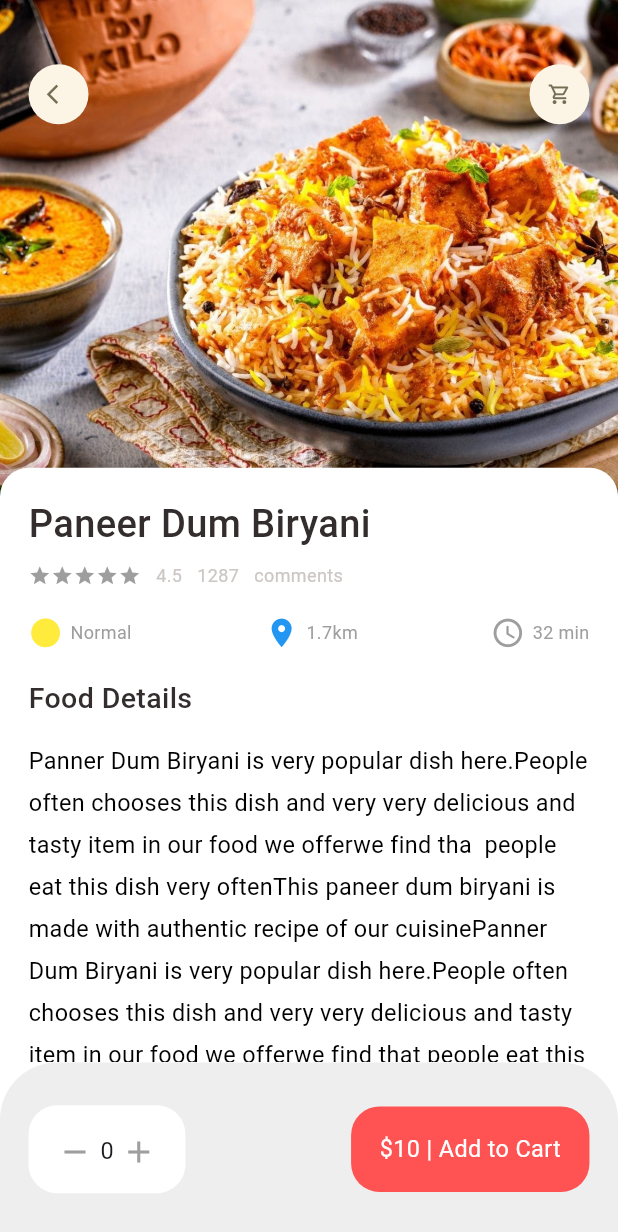
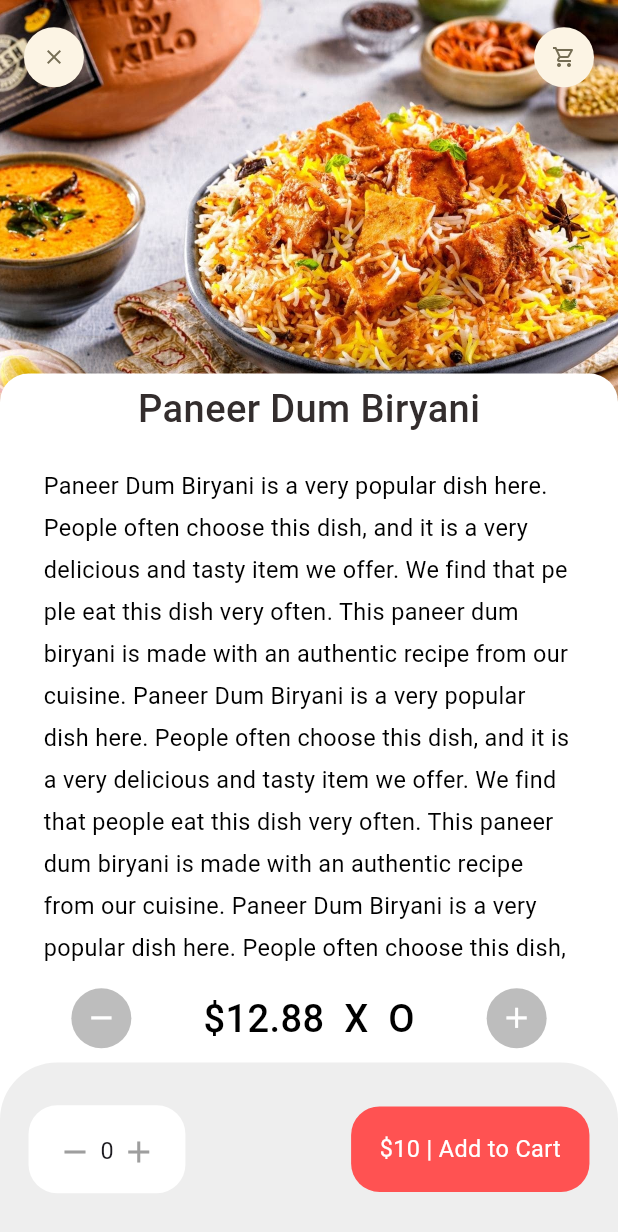
Before and after one commit to prashantmanna/flutter_food_delivery_app, a Flutter app: the screen it shows after launch, after a tap on "Show more", on a phone screen of 412 x 824 dp. Shown: the top 1232 px of the screen. Run offline on Flutter 3.47's test engine with Material 3 defaults, Android fonts, the phone set to English and light mode, and no system bars; our stand-ins replace dots_indicator, get.

Commit message:
first commit

```diff
--- /dev/null
+++ b/lib/home/recommended_food_details.dart
@@ -0,0 +1,218 @@
+import 'package:flutter/material.dart';
+import 'package:flutter_food_delivery_app/utils/Dimension.dart';
+import 'package:flutter_food_delivery_app/widgets/app_icon.dart';
+import 'package:flutter_food_delivery_app/widgets/bigText.dart';
+import 'package:flutter_food_delivery_app/widgets/expandableText.dart';
+
+import '../widgets/small_text.dart';
+
+class RecommendedFoodDetails extends StatelessWidget {
+  const RecommendedFoodDetails({super.key});
+
+  @override
+  Widget build(BuildContext context) {
+    print(MediaQuery.of(context).size.height);
+    return Scaffold(
+      backgroundColor: Colors.white,
+      body: CustomScrollView(
+        slivers: [
+          SliverAppBar(
+            toolbarHeight: Dimension.toolbarHeight,
+            title: const Row(
+              mainAxisAlignment: MainAxisAlignment.spaceBetween,
+              children: [
+                AppIcon(icon: Icons.clear),
+                AppIcon(icon: Icons.shopping_cart_outlined)
+              ],
+            ),
+            pinned: true,
+            bottom: PreferredSize(
+              preferredSize: const Size.fromHeight(20),
+              child: Container(
+
+                decoration: BoxDecoration(
+                  color: Colors.white,
+                  borderRadius: BorderRadius.only(topLeft: Radius.circular(Dimension.radius20),topRight: Radius.circular(Dimension.radius20))
+                ),
+                width: double.maxFinite,
+                padding: const EdgeInsets.only(top: 5,bottom: 10),
+                child: Center(child: Bigtext(size: Dimension.font26,text: "Paneer Dum Biryani",)),
+              ),
+
+            ),
+            backgroundColor: Colors.yellow,
+            expandedHeight: 300,
+            flexibleSpace: FlexibleSpaceBar(
+              background: Image.asset(
+                "assets/images/biryani.jpg",
+                width: double.maxFinite,
+                fit: BoxFit.cover,
+              ),
+            ),
+          ),
+          SliverToBoxAdapter(
+                  child: Padding(
+                    padding: const EdgeInsets.all(10),
+                    child: Column(
+                      children: [
+                        Container(
+                          margin: EdgeInsets.only(left: Dimension.width20,right: Dimension.width20),
+                          child: const expandable_text(text:
+                              "Paneer Dum Biryani is a very popular dish here. "
+                                  "People often choose this dish, and it is a very delicious and tasty item we offer. "
+                                  "We find that people eat this dish very often. "
+                                  "This paneer dum biryani is made with an authentic recipe from our cuisine. "
+                                  "Paneer Dum Biryani is a very popular dish here. "
+                                  "People often choose this dish, and it is a very delicious and tasty item we offer. "
+                                  "We find that people eat this dish very often. "
+                                  "This paneer dum biryani is made with an authentic recipe from our cuisine. "
+                                  "Paneer Dum Biryani is a very popular dish here. "
+                                  "People often choose this dish, and it is a very delicious and tasty item we offer. "
+                                  "We find that people eat this dish very often. "
+                                  "This paneer dum biryani is made with an authentic recipe from our cuisine. "
+                                  "Paneer Dum Biryani is a very popular dish here. "
+                                  "People often choose this dish, and it is a very delicious and tasty item we offer. "
+                                  "We find that people eat this dish very often. "
+                                  "This paneer dum biryani is made with an authentic recipe from our cuisine."
+                                  "Paneer Dum Biryani is a very popular dish here. "
+                                  "People often choose this dish, and it is a very delicious and tasty item we offer. "
+                                  "We find that people eat this dish very often. "
+                                  "This paneer dum biryani is made with an authentic recipe from our cuisine. "
+                                  "Paneer Dum Biryani is a very popular dish here. "
+                                  "People often choose this dish, and it is a very delicious and tasty item we offer. "
+                                  "We find that people eat this dish very often. "
+                                  "This paneer dum biryani is made with an authentic recipe from our cuisine. "
+                                  "Paneer Dum Biryani is a very popular dish here. "
+                                  "People often choose this dish, and it is a very delicious and tasty item we offer. "
+                                  "We find that people eat this dish very often. "
+                                  "This paneer dum biryani is made with an authentic recipe from our cuisine. "
+                                  "Paneer Dum Biryani is a very popular dish here. "
+                                  "People often choose this dish, and it is a very delicious and tasty item we offer. "
+                                  "We find that people eat this dish very often. "
+                                  "This paneer dum biryani is made with an authentic recipe from our cuisine."
+                                  "Paneer Dum Biryani is a very popular dish here. "
+                                  "People often choose this dish, and it is a very delicious and tasty item we offer. "
+                                  "We find that people eat this dish very often. "
+                                  "This paneer dum biryani is made with an authentic recipe from our cuisine. "
+                                  "Paneer Dum Biryani is a very popular dish here. "
+                                  "People often choose this dish, and it is a very delicious and tasty item we offer. "
+                                  "We find that people eat this dish very often. "
+                                  "This paneer dum biryani is made with an authentic recipe from our cuisine. "
+                                  "Paneer Dum Biryani is a very popular dish here. "
+                                  "People often choose this dish, and it is a very delicious and tasty item we offer. "
+                                  "We find that people eat this dish very often. "
+                                  "This paneer dum biryani is made with an authentic recipe from our cuisine. "
+                                  "Paneer Dum Biryani is a very popular dish here. "
+                                  "People often choose this dish, and it is a very delicious and tasty item we offer. "
+                                  "We find that people eat this dish very often. "
+                                  "This paneer dum biryani is made with an authentic recipe from our cuisine."
+                          ),
+                        )
+                      ],
+                    ),
+                  ),
+                ),
+        ],
+            ),
+      bottomNavigationBar: Column(
+        mainAxisSize: MainAxisSize.min,
+        children: [
+          Container(
+            padding: EdgeInsets.only(left: Dimension.width20*2.5,
+            right: Dimension.width20*2.5,
+              top: Dimension.height10,
+              bottom: Dimension.height10
+            ),
+            child: Row(
+              mainAxisAlignment: MainAxisAlignment.spaceBetween,
+              children: [
+                AppIcon(icon: Icons.remove,
+                bgColor: Colors.grey.shade400,
+                iconSize: Dimension.size24,
+                itemColor: Colors.white,),
+                Bigtext(
+                    color: Colors.black,
+                    size: Dimension.font26,
+                    text: "\$12.88 "+" X "+" O"),
+                AppIcon(icon: Icons.add,
+                bgColor: Colors.grey.shade400,
+                iconSize: Dimension.size24,
+                itemColor: Colors.white,)
+              ],
+            ),
+          ),
+          Container(
+            height: Dimension.containerHeight,
+            padding: EdgeInsets.only(
+                top: Dimension.height30,
+                bottom: Dimension.height30,
+                left: Dimension.width20,
+                right: Dimension.width20),
+            decoration: BoxDecoration(
+                color: Colors.grey.shade200,
+                borderRadius: BorderRadius.only(
+                    topLeft: Radius.circular(Dimension.radius20 * 2),
+                    topRight: Radius.circular(Dimension.radius20 * 2))),
+            child: Row(
+              mainAxisAlignment: MainAxisAlignment.spaceBetween,
+              children: [
+                Container(
+                  padding: EdgeInsets.symmetric(
+                      vertical: Dimension.height20, horizontal: Dimension.height20),
+                  decoration: BoxDecoration(
+                      borderRadius: BorderRadius.circular(Dimension.radius20),
+                      color: Colors.white),
+                  child: Row(
+                    mainAxisAlignment: MainAxisAlignment.center,
+                    children: [
+                      const Icon(
+                        Icons.remove,
+                        color: Colors.grey,
+                      ),
+                      SizedBox(
+                        width: Dimension.width10 / 2,
+                      ),
+                      Text(
+                        "0",
+                        style: TextStyle(fontSize: Dimension.size16),
+                      ),
+                      SizedBox(
+                        width: Dimension.width10 / 2,
+                      ),
+                      const Icon(
+                        Icons.add,
+                        color: Colors.grey,
+                      )
+                    ],
+                  ),
+                ),
+                Container(
+                  padding: EdgeInsets.only(
+                      top: Dimension.height20,
+                      bottom: Dimension.height20,
+                      left: Dimension.width20,
+                      right: Dimension.width20),
+                  decoration: BoxDecoration(
+                      color: Colors.redAccent,
+                      borderRadius: BorderRadius.only(
+                          topRight: Radius.circular(Dimension.radius20),
+                          topLeft: Radius.circular(Dimension.radius20),
+                          bottomRight: Radius.circular(Dimension.radius20),
+                          bottomLeft: Radius.circular(Dimension.radius20))),
+                  child: Row(
+                    children: [
+                      small_text(
+                          color: Colors.white,
+                          size: Dimension.size16,
+                          text: "\$10 | Add to Cart")
+                    ],
+                  ),
+                )
+              ],
+            ),
+          )
+        ],
+      ),
+    );
+  }
+}
--- a/lib/main.dart
+++ b/lib/main.dart
@@ -1,4 +1,5 @@
 import 'package:flutter/material.dart';
+import 'package:flutter_food_delivery_app/home/recommended_food_details.dart';
 import 'package:flutter_food_delivery_app/screens/popular_food.dart';
 import 'package:get/get_navigation/src/root/get_material_app.dart';
 
@@ -23,7 +24,7 @@ class MyApp extends StatelessWidget {
 
         useMaterial3: true,
       ),
-      home: const popular_food(),
+      home: const RecommendedFoodDetails(),
     );
   }
 }
--- a/lib/screens/popular_food.dart
+++ b/lib/screens/popular_food.dart
@@ -74,23 +74,23 @@ class popular_food extends StatelessWidget {
                   const Expanded(
                     child: SingleChildScrollView(
                       child: expandable_text(
-                          text: "Panner Dum Biryani is very popular dish here."
+                          text: "Paneer Dum Biryani is very popular dish here."
                               "People often chooses this dish and very very delicious and tasty item in our food we offer"
                               "we find that people eat this dish very often"
                               "This paneer dum biryani is made with authentic recipe of our cuisine"
-                              "Panner Dum Biryani is very popular dish here."
+                              "Paneer Dum Biryani is very popular dish here."
                               "People often chooses this dish and very very delicious and tasty item in our food we offer"
                               "we find that people eat this dish very often"
                               "This paneer dum biryani is made with authentic recipe of our cuisine"
-                              "Panner Dum Biryani is very popular dish here."
+                              "Paneer Dum Biryani is very popular dish here."
                               "People often chooses this dish and very very delicious and tasty item in our food we offer"
                               "we find that people eat this dish very often"
                               "This paneer dum biryani is made with authentic recipe of our cuisine"
-                              "Panner Dum Biryani is very popular dish here."
+                              "Paneer Dum Biryani is very popular dish here."
                               "People often chooses this dish and very very delicious and tasty item in our food we offer"
                               "we find that people eat this dish very often"
                               "This paneer dum biryani is made with authentic recipe of our cuisine"
-                              "Panner Dum Biryani is very popular dish here."
+                              "Paneer Dum Biryani is very popular dish here."
                               "People often chooses this dish and very very delicious and tasty item in our food we offer"
                               "we find that people eat this dish very often"),
                     ),
--- a/lib/utils/Dimension.dart
+++ b/lib/utils/Dimension.dart
@@ -42,4 +42,7 @@ class Dimension{
 
   //new icon size
   static double containerHeight = screenHeight/7.1222;
+
+  //toolbar height
+  static double toolbarHeight = screenHeight/10.81;
 }
--- a/lib/widgets/app_icon.dart
+++ b/lib/widgets/app_icon.dart
@@ -5,7 +5,9 @@ class AppIcon extends StatelessWidget {
   final Color bgColor;
   final Color itemColor;
   final double size;
-  const AppIcon({super.key, required this.icon, this.bgColor = const Color(0xfffcf4e4), this.itemColor = const Color(0xff756d54), this.size = 40});
+  final double iconSize;
+  const AppIcon({super.key, required this.icon, this.bgColor = const Color(0xfffcf4e4), this.itemColor = const Color(0xff756d54), this.size = 40,
+  this.iconSize = 16});
 
   @override
   Widget build(BuildContext context) {
@@ -19,7 +21,7 @@ class AppIcon extends StatelessWidget {
       child: Icon(
         icon,
         color: itemColor,
-        size: Dimension.size16,
+        size: iconSize
       ),
     );
   }
```
